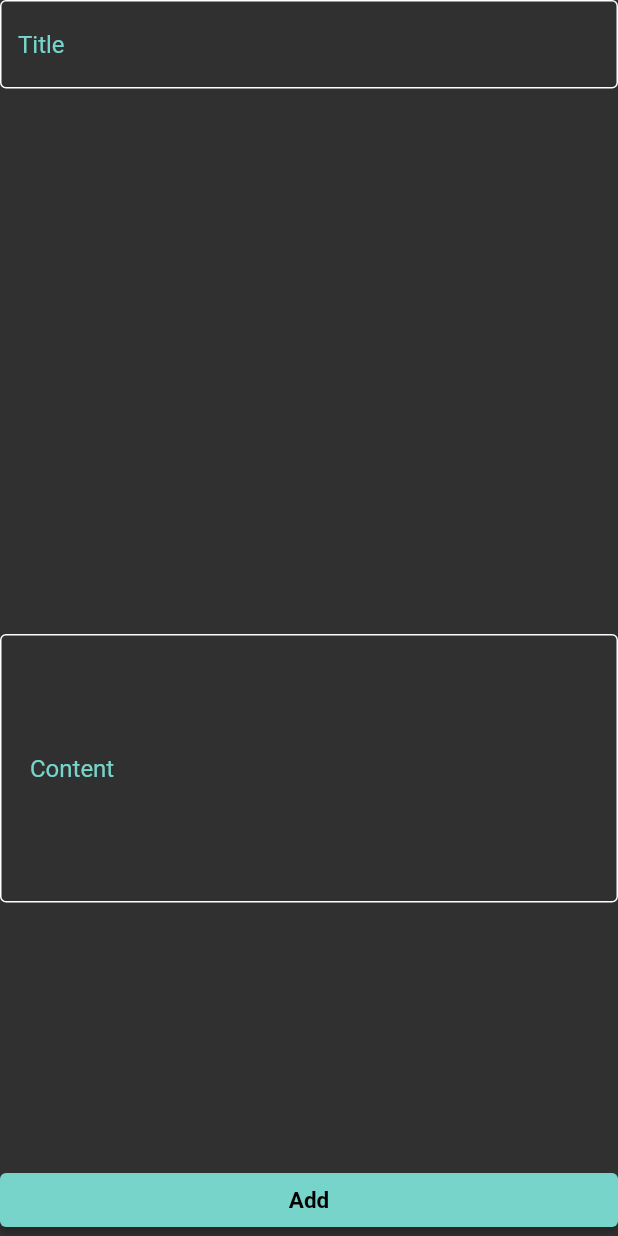
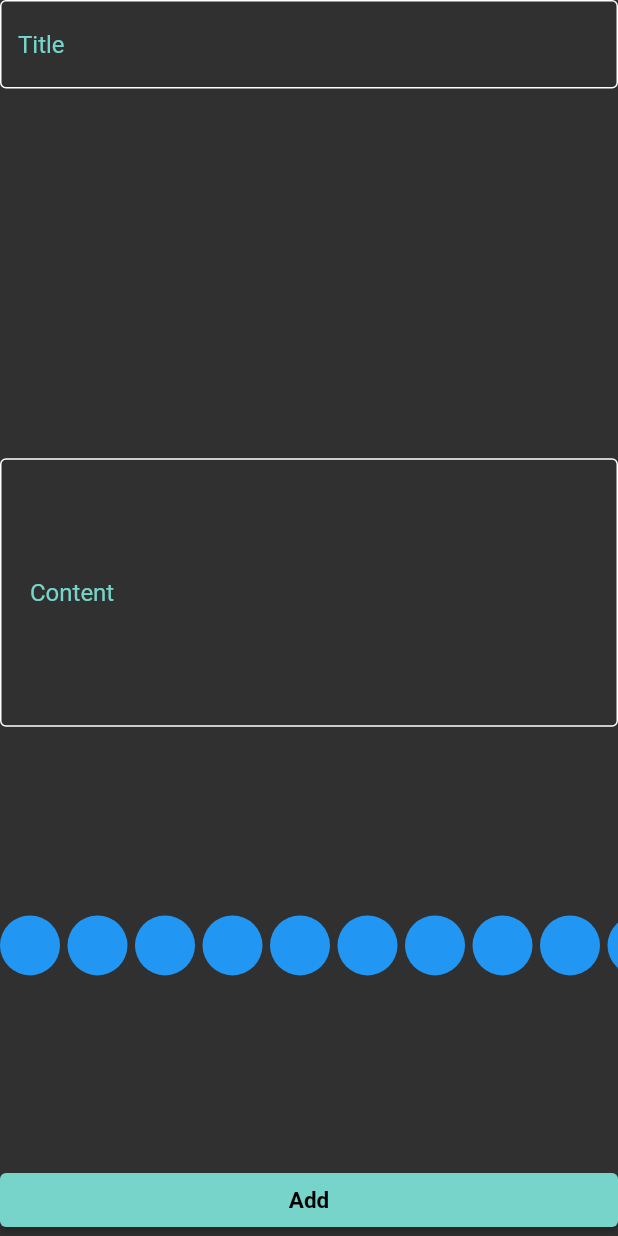
Before and after one commit to Ahmed289m/notesApp, a Flutter app: the AddNoteForm widget shown alone on an empty page, opened directly, on a phone screen of 412 x 824 dp. Run offline on Flutter 3.47's test engine with Material 2 defaults, Android fonts, the phone set to English and light mode, and no system bars; our stand-ins replace bloc, flutter_bloc, google_fonts, hive, hive_flutter, modal_progress_hud_nsn; accounts and stored records are empty; Roboto replaces fonts that are missing (Ubuntu).

Commit message:
color list view

```diff
--- a/lib/components/add_note_form.dart
+++ b/lib/components/add_note_form.dart
@@ -4,6 +4,7 @@ import 'package:google_fonts/google_fonts.dart';
 import 'package:intl/intl.dart';
 import 'package:modal_progress_hud_nsn/modal_progress_hud_nsn.dart';
 import 'package:notesapp/components/Custom_Text_Fields.dart';
+import 'package:notesapp/components/color_list.dart';
 import 'package:notesapp/cubits/add_note_cubit/add_note_cubit_cubit.dart';
 import 'package:notesapp/cubits/notes_cubit/notes_cubit_cubit.dart';
 import 'package:notesapp/models/note_model.dart';
@@ -48,6 +49,7 @@ class _AddNoteFormState extends State<AddNoteForm> {
             contentPadding:
                 const EdgeInsets.symmetric(vertical: 80, horizontal: 20),
           ),
+          const ColorItemList(),
           SizedBox(
               width: double.infinity,
               child: BlocBuilder<AddNoteCubitCubit, AddNoteCubitState>(
--- a/lib/components/bottomSheetContent.dart
+++ b/lib/components/bottomSheetContent.dart
@@ -21,8 +21,10 @@ class BottomSheetBody extends StatelessWidget {
           builder: (context, state) {
             return AbsorbPointer(
                 absorbing: state is AddNoteLoadingState ? true : false,
-                child:  Padding(
-                  padding: EdgeInsets.only(bottom:MediaQuery.of(context).viewInsets.bottom,),
+                child: Padding(
+                  padding: EdgeInsets.only(
+                    bottom: MediaQuery.of(context).viewInsets.bottom,
+                  ),
                   child: const SingleChildScrollView(child: AddNoteForm()),
                 ));
           },
--- /dev/null
+++ b/lib/components/color_item.dart
@@ -0,0 +1,20 @@
+import 'package:flutter/material.dart';
+
+class ColorItem extends StatelessWidget {
+  const ColorItem({super.key});
+
+  @override
+  Widget build(BuildContext context) {
+    return Padding(
+      padding: const EdgeInsets.only(right: 5),
+      child: Container(
+        height: 40,
+        width: 40,
+        decoration:const BoxDecoration(
+          shape: BoxShape.circle,
+          color: Colors.blue,
+        ),
+      ),
+    );
+  }
+}
--- /dev/null
+++ b/lib/components/color_list.dart
@@ -0,0 +1,20 @@
+import 'package:flutter/material.dart';
+import 'package:notesapp/components/color_item.dart';
+
+class ColorItemList extends StatelessWidget {
+  const ColorItemList({super.key});
+
+  @override
+  Widget build(BuildContext context) {
+    return SizedBox(
+      height: 60,
+      child: ListView.builder(
+        itemCount: 10,
+        scrollDirection: Axis.horizontal,
+        itemBuilder: (context, index) {
+          return const ColorItem();
+        },
+      ),
+    );
+  }
+}
```
